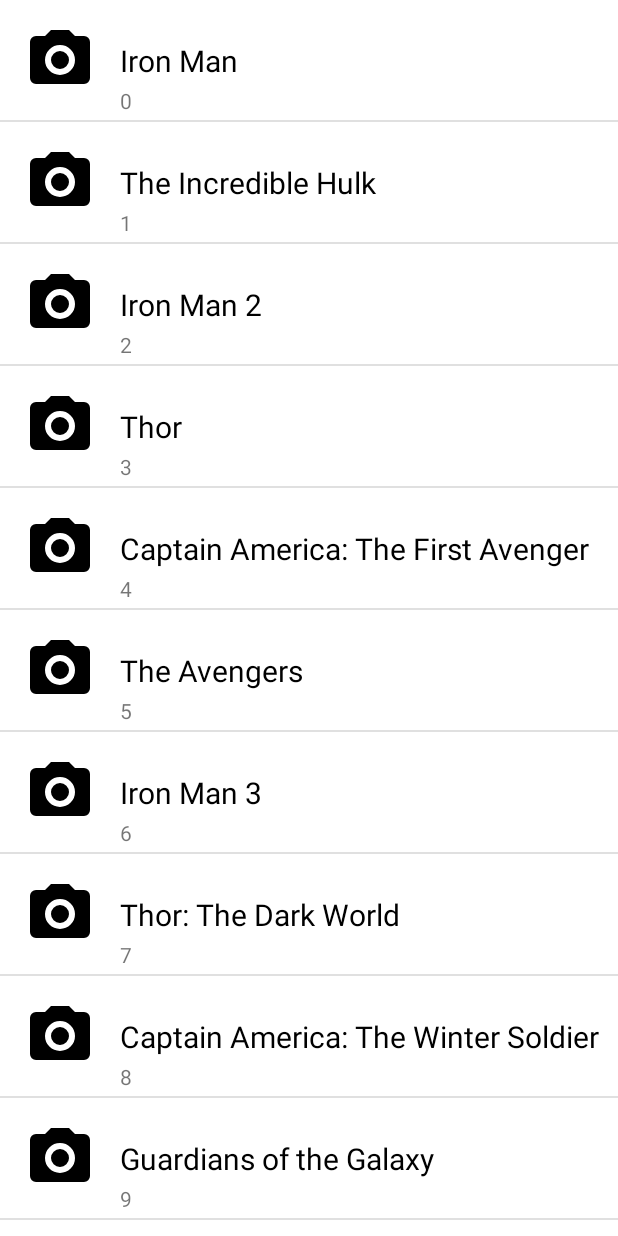
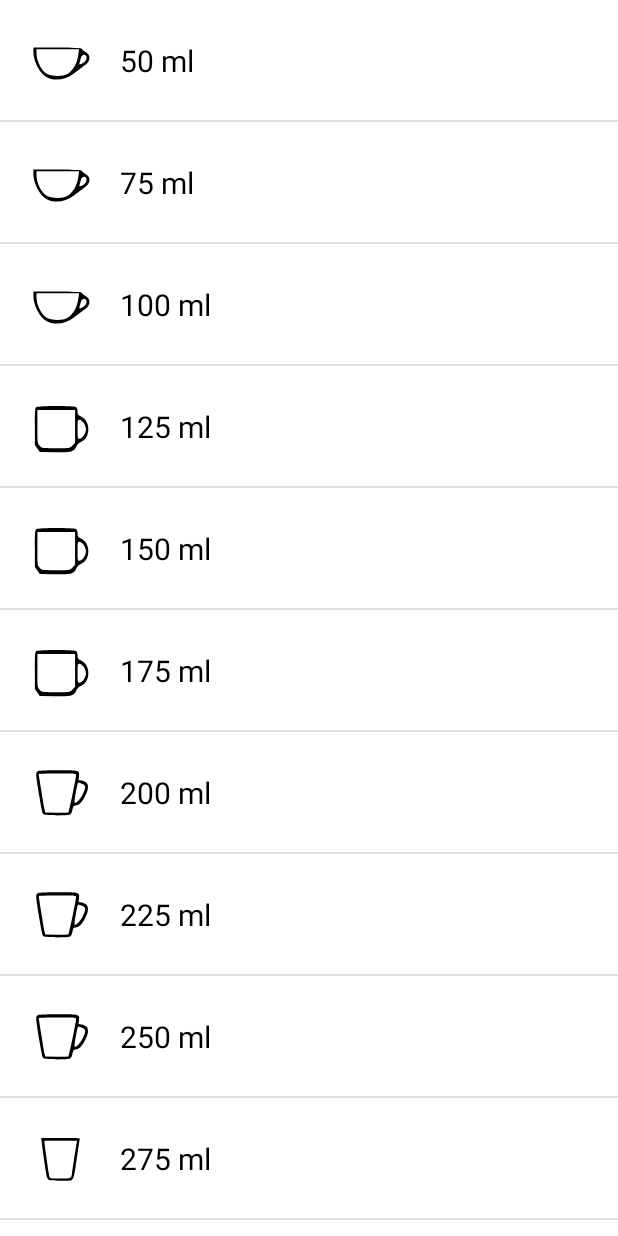
Before and after one commit to stefanpascu/WaterDrinkingReminder, an Android app: the SwitchCup screen opened directly, with no data from a screen before it, on a phone screen of 412 x 824 dp. Run offline under Robolectric (Android 15) with nearby library versions, the phone set to English and light mode, and no system bars.

Commit message:
Add incons and values to recycleview

```diff
--- a/app/src/main/java/com/example/waterdrinkingreminder/RecyclerAdapter.java
+++ b/app/src/main/java/com/example/waterdrinkingreminder/RecyclerAdapter.java
@@ -21,9 +21,11 @@ public class RecyclerAdapter extends RecyclerView.Adapter<RecyclerAdapter.ViewHo
 
     private static final String TAG = "RecyclerAdapter";
     ArrayList<String> moviesList;
+    ArrayList<Drawable> containerList;
 
-    public RecyclerAdapter(ArrayList<String> moviesList) {
+    public RecyclerAdapter(ArrayList<String> moviesList, ArrayList<Drawable> containerList) {
         this.moviesList = moviesList;
+        this.containerList = containerList;
     }
 
     @NonNull
@@ -37,9 +39,8 @@ public class RecyclerAdapter extends RecyclerView.Adapter<RecyclerAdapter.ViewHo
 
     @Override
     public void onBindViewHolder(@NonNull ViewHolder holder, int position) {
-        holder.rowCountTextView.setText(String.valueOf(position));
         holder.textView.setText(moviesList.get(position));
-//        holder.imageView.setImageDrawable(res);
+        holder.imageView.setBackground(containerList.get(position));
     }
 
     @Override
@@ -57,18 +58,8 @@ public class RecyclerAdapter extends RecyclerView.Adapter<RecyclerAdapter.ViewHo
 
             imageView = itemView.findViewById(R.id.imageView);
             textView = itemView.findViewById(R.id.textView);
-            rowCountTextView = itemView.findViewById(R.id.rowCountTextView);
 
             itemView.setOnClickListener(this);
-
-            itemView.setOnLongClickListener(new View.OnLongClickListener() {
-                @Override
-                public boolean onLongClick(View view) {
-                    moviesList.remove(getAdapterPosition());
-                    notifyItemRemoved(getAdapterPosition());
-                    return true;
-                }
-            });
 
         }
 
--- a/app/src/main/java/com/example/waterdrinkingreminder/SwitchCup.java
+++ b/app/src/main/java/com/example/waterdrinkingreminder/SwitchCup.java
@@ -4,7 +4,9 @@ import androidx.appcompat.app.AppCompatActivity;
 import androidx.recyclerview.widget.DividerItemDecoration;
 import androidx.recyclerview.widget.RecyclerView;
 
+import android.graphics.drawable.Drawable;
 import android.os.Bundle;
+import android.provider.Telephony;
 
 import java.util.ArrayList;
 
@@ -14,6 +16,7 @@ public class SwitchCup extends AppCompatActivity {
     RecyclerAdapter recyclerAdapter;
 
     ArrayList<String> moviesList;
+    ArrayList<Drawable> containerList;
 
     @Override
     protected void onCreate(Bundle savedInstanceState) {
@@ -21,9 +24,10 @@ public class SwitchCup extends AppCompatActivity {
         setContentView(R.layout.activity_switch_cup);
 
         moviesList = new ArrayList<>();
+        containerList = new ArrayList<>();
 
         recyclerView = findViewById(R.id.recyclerView);
-        recyclerAdapter = new RecyclerAdapter(moviesList);
+        recyclerAdapter = new RecyclerAdapter(moviesList, containerList);
 
 //        recyclerView.setLayoutManager(new LinearLayoutManager(this));
 
@@ -33,28 +37,49 @@ public class SwitchCup extends AppCompatActivity {
         recyclerView.addItemDecoration(dividerItemDecoration);
 
 
-        moviesList.add("Iron Man");
-        moviesList.add("The Incredible Hulk");
-        moviesList.add("Iron Man 2");
-        moviesList.add("Thor");
-        moviesList.add("Captain America: The First Avenger");
-        moviesList.add("The Avengers");
-        moviesList.add("Iron Man 3");
-        moviesList.add("Thor: The Dark World");
-        moviesList.add("Captain America: The Winter Soldier");
-        moviesList.add("Guardians of the Galaxy");
-        moviesList.add("Avengers: Age of Ultron");
-        moviesList.add("Ant-Man");
-        moviesList.add("Captain America: Civil War");
-        moviesList.add("Doctor Strange");
-        moviesList.add("Guardians of the Galaxy Vol. 2");
-        moviesList.add("Spider-Man: Homecoming");
-        moviesList.add("Thor: Ragnarok");
-        moviesList.add("Black Panther");
-        moviesList.add("Avengers: Infinity War");
-        moviesList.add("Ant-Man and the Wasp");
-        moviesList.add("Captain Marvel");
-        moviesList.add("Avengers: Endgame");
-        moviesList.add("Spider-Man: Far From Home");
+        moviesList.add("50 ml");
+        moviesList.add("75 ml");
+        moviesList.add("100 ml");
+        moviesList.add("125 ml");
+        moviesList.add("150 ml");
+        moviesList.add("175 ml");
+        moviesList.add("200 ml");
+        moviesList.add("225 ml");
+        moviesList.add("250 ml");
+        moviesList.add("275 ml");
+        moviesList.add("300 ml");
+        moviesList.add("325 ml");
+        moviesList.add("350 ml");
+        moviesList.add("375 ml");
+        moviesList.add("400 ml");
+        moviesList.add("425 ml");
+        moviesList.add("450 ml");
+        moviesList.add("475 ml");
+        moviesList.add("500 ml");
+        moviesList.add("750 ml");
+        moviesList.add("1000 ml");
+
+        containerList.add(getDrawable(R.drawable.ic_cup1));
+        containerList.add(getDrawable(R.drawable.ic_cup1));
+        containerList.add(getDrawable(R.drawable.ic_cup1));
+        containerList.add(getDrawable(R.drawable.ic_cup2));
+        containerList.add(getDrawable(R.drawable.ic_cup2));
+        containerList.add(getDrawable(R.drawable.ic_cup2));
+        containerList.add(getDrawable(R.drawable.ic_cup3));
+        containerList.add(getDrawable(R.drawable.ic_cup3));
+        containerList.add(getDrawable(R.drawable.ic_cup3));
+        containerList.add(getDrawable(R.drawable.ic_cup4));
+        containerList.add(getDrawable(R.drawable.ic_cup4));
+        containerList.add(getDrawable(R.drawable.ic_cup4));
+        containerList.add(getDrawable(R.drawable.ic_cup5));
+        containerList.add(getDrawable(R.drawable.ic_cup5));
+        containerList.add(getDrawable(R.drawable.ic_cup5));
+        containerList.add(getDrawable(R.drawable.ic_cup6));
+        containerList.add(getDrawable(R.drawable.ic_cup6));
+        containerList.add(getDrawable(R.drawable.ic_cup6));
+        containerList.add(getDrawable(R.drawable.ic_cup7));
+        containerList.add(getDrawable(R.drawable.ic_cup7));
+        containerList.add(getDrawable(R.drawable.ic_cup7));
+
     }
 }
--- /dev/null
+++ b/app/src/main/res/drawable/ic_cup1.xml
@@ -0,0 +1,10 @@
+<vector xmlns:android="http://schemas.android.com/apk/res/android"
+    android:width="46dp"
+    android:height="40dp"
+    android:viewportWidth="46"
+    android:viewportHeight="40">
+  <path
+      android:pathData="M6,15.8c0,4.6 4.1,11.5 8,13.5 5.2,2.7 12.5,1.9 18.1,-2 2.4,-1.6 5.7,-3.8 7.2,-4.7 3.4,-2.1 3.4,-5.6 0,-7.1 -1.3,-0.5 -2.3,-1.3 -2.3,-1.7 0,-0.5 -7,-0.8 -15.5,-0.8l-15.5,-0 0,2.8zM34.6,17.7c-0.8,4.5 -3.4,8.3 -6.7,10 -3.4,1.8 -10.6,1.6 -13.9,-0.3 -3.1,-1.9 -6,-7.2 -6,-10.9l0,-2.5 13.6,-0 13.6,-0 -0.6,3.7zM40,18.8c0,1.1 -1.1,2.4 -2.5,3 -2,0.9 -2.3,0.9 -2,-0.3 0.3,-0.8 0.7,-2.2 1,-3 0.6,-2.1 3.5,-1.9 3.5,0.3z"
+      android:fillColor="#000000"
+      android:strokeColor="#00000000"/>
+</vector>
--- /dev/null
+++ b/app/src/main/res/drawable/ic_cup2.xml
@@ -0,0 +1,10 @@
+<vector xmlns:android="http://schemas.android.com/apk/res/android"
+    android:width="86dp"
+    android:height="68dp"
+    android:viewportWidth="86"
+    android:viewportHeight="68">
+  <path
+      android:pathData="M14.8,16.1c-1.6,0.9 -1.8,2.9 -1.8,18.4l0,17.5 2.9,3.2 2.9,3.3 18,0.3c20,0.4 22.9,-0.3 26,-5.9 1.1,-1.8 3.1,-3.3 5.7,-4.1 11.3,-3.7 11.2,-19.8 -0.3,-23.8 -3.8,-1.3 -4.2,-1.8 -4.2,-4.7 0,-2.2 -0.6,-3.6 -1.9,-4.3 -2.6,-1.3 -45,-1.3 -47.3,0.1zM61,34.4l0,15.4 -3.1,2.6c-3,2.6 -3.2,2.6 -20,2.6 -16.7,-0 -17,-0 -19.4,-2.5 -2.4,-2.4 -2.5,-2.8 -2.5,-18l0,-15.5 22.5,-0 22.5,-0 0,15.4zM71.4,31.1c1.5,1.7 2.6,4.3 2.6,5.9 0,3.7 -4.4,9 -7.6,9 -2.4,-0 -2.4,-0.2 -2.4,-9 0,-8.8 0,-9 2.4,-9 1.5,-0 3.4,1.2 5,3.1z"
+      android:fillColor="#000000"
+      android:strokeColor="#00000000"/>
+</vector>
--- /dev/null
+++ b/app/src/main/res/drawable/ic_cup3.xml
@@ -0,0 +1,10 @@
+<vector xmlns:android="http://schemas.android.com/apk/res/android"
+    android:width="83dp"
+    android:height="86dp"
+    android:viewportWidth="83"
+    android:viewportHeight="86">
+  <path
+      android:pathData="M15.5,18.4c-2.1,1.5 -2.1,2.5 2.4,31.1 2.3,14.6 3.3,19.2 4.7,20.2 2.2,1.6 27.5,1.8 30.4,0.3 1,-0.5 2.1,-2.4 2.5,-4.2 1.2,-6.1 1.6,-6.8 3.9,-6.8 3.5,-0 6.9,-3.2 10.4,-9.8 4.3,-8 5.2,-14.2 2.4,-17 -1.2,-1.2 -3.7,-2.4 -5.8,-2.8l-3.6,-0.7 0.6,-4.3c1,-7.3 0.7,-7.4 -24.3,-7.4 -16.7,-0 -22.1,0.3 -23.6,1.4zM60,22.7c0,3.5 -7.9,43.6 -8.8,44.5 -0.5,0.5 -6.7,0.7 -13.8,0.6l-12.9,-0.3 -0.8,-3.5c-0.7,-3.4 -6.7,-41.2 -6.7,-42.4 0,-0.3 9.7,-0.6 21.5,-0.6 19.8,-0 21.5,0.1 21.5,1.7zM66.7,33.1c5.1,1.9 5.1,4.2 0.2,14.1 -2.8,5.5 -7.2,9.8 -8.6,8.4 -0.6,-0.5 1.9,-16.6 3.4,-21.9 0.5,-2 1.2,-2.1 5,-0.6z"
+      android:fillColor="#000000"
+      android:strokeColor="#00000000"/>
+</vector>
--- /dev/null
+++ b/app/src/main/res/drawable/ic_cup4.xml
@@ -0,0 +1,10 @@
+<vector xmlns:android="http://schemas.android.com/apk/res/android"
+    android:width="95dp"
+    android:height="103dp"
+    android:viewportWidth="95"
+    android:viewportHeight="103">
+  <path
+      android:pathData="M23.3,28.2c2,17.8 6,46.9 6.8,50 0.5,2.1 1.8,4.2 2.9,4.8 2.1,1.1 28,1.4 29.5,0.2 3.3,-2.4 3.5,-3.3 7.9,-36.2 0.9,-6.3 1.8,-13.5 2.2,-16 0.3,-2.5 0.7,-5.3 1,-6.3 0.5,-1.6 -1.2,-1.7 -25.2,-1.7l-25.7,-0 0.6,5.2zM69.5,29.7c-0.5,2.5 -4.6,32.1 -6.1,43.3 -1.1,8.1 -0.8,8 -15.3,8 -9.2,-0 -13.2,-0.4 -13.9,-1.3 -0.6,-0.7 -2.1,-8.9 -3.2,-18.2 -1.2,-9.4 -2.6,-19.9 -3.1,-23.5 -0.4,-3.6 -0.8,-7.5 -0.9,-8.8l0,-2.2 21.5,-0 21.5,-0 -0.5,2.7z"
+      android:fillColor="#000000"
+      android:strokeColor="#00000000"/>
+</vector>
--- /dev/null
+++ b/app/src/main/res/drawable/ic_cup5.xml
@@ -0,0 +1,10 @@
+<vector xmlns:android="http://schemas.android.com/apk/res/android"
+    android:width="101dp"
+    android:height="111dp"
+    android:viewportWidth="101"
+    android:viewportHeight="111">
+  <path
+      android:pathData="M28.8,19.7c-0.8,1 -2.1,3.4 -2.8,5.3 -0.7,1.9 -2.2,4.4 -3.2,5.6 -2.2,2.4 -2.3,5.7 -0.4,7.3 0.8,0.7 1.7,3.5 2.1,6.4 0.3,2.9 1,8.1 1.5,11.7 0.5,3.6 1.7,13 2.6,21 1.1,9.3 2.2,15.1 3.2,16.2 1.3,1.6 3.5,1.8 17.7,1.8 11.3,-0 16.6,-0.4 17.8,-1.3 1.4,-1 2.3,-6.2 4.7,-27.7 2,-17.8 3.4,-26.8 4.3,-27.5 2.6,-1.9 2.7,-4.4 0.3,-7.2 -1.2,-1.6 -3,-4.8 -4,-7.3 -1,-2.5 -2.3,-4.8 -2.9,-5.2 -0.7,-0.4 -9.8,-0.8 -20.3,-0.8 -17,-0 -19.3,0.2 -20.6,1.7zM68.9,25.1c0.6,1.8 1.1,3.6 1.1,4 0,0.5 -9.2,0.9 -20.5,0.9 -11.3,-0 -20.5,-0.4 -20.5,-0.9 0,-0.4 0.5,-2.2 1.1,-4l1.1,-3.1 18.3,-0 18.3,-0 1.1,3.1zM73.3,34c1,-0 1.5,0.4 1.2,1 -0.8,1.3 -49.5,1.4 -49.5,0.1 0,-0.5 0.8,-1.1 1.7,-1.3 1.3,-0.2 34.5,-0.1 46.6,0.2zM70.9,41.2c0,1.3 -1.2,12.9 -2.7,25.8l-2.7,23.5 -15.8,0.3c-8.6,0.1 -15.7,-0.1 -15.7,-0.5 0,-0.5 -1.4,-11.4 -3,-24.3 -1.6,-12.9 -3,-24.3 -3,-25.3 0,-1.6 1.7,-1.7 21.5,-1.7l21.5,-0 -0.1,2.2z"
+      android:fillColor="#000000"
+      android:strokeColor="#00000000"/>
+</vector>
--- /dev/null
+++ b/app/src/main/res/drawable/ic_cup6.xml
@@ -0,0 +1,10 @@
+<vector xmlns:android="http://schemas.android.com/apk/res/android"
+    android:width="91dp"
+    android:height="101dp"
+    android:viewportWidth="91"
+    android:viewportHeight="101">
+  <path
+      android:pathData="M23,15.1c-1.3,0.6 -2.8,1.5 -3.2,2.2 -0.4,0.7 -0.8,14.8 -0.8,31.3 0,29 0.1,30.2 2.1,32.8l2,2.6 19.3,-0c18.8,-0 19.3,-0.1 21.4,-2.3 1.8,-1.9 2.2,-3.5 2.2,-9l0,-6.7 3,-0c3.7,-0 8.5,-2.3 9.4,-4.5 0.8,-2.2 0.8,-23.8 0,-26 -0.9,-2.2 -5.7,-4.5 -9.4,-4.5l-3,-0 0,-6.9c0,-5.2 -0.4,-7.2 -1.7,-8.2 -2,-1.7 -37.4,-2.4 -41.3,-0.8zM62.4,19.6c0.3,0.9 0.6,2.4 0.6,3.5 0,1.9 -0.8,1.9 -20.2,1.7 -19.7,-0.3 -20.3,-0.4 -20,-2.3 0.7,-4.6 0.3,-4.5 20.1,-4.5 16.3,-0 19,0.2 19.5,1.6zM60.8,28.6l2.2,0.6 0,24.1c0,21 -0.2,24.3 -1.7,25.9 -1.4,1.6 -3.4,1.8 -18.8,1.8 -12,-0 -17.5,-0.4 -18.3,-1.2 -0.9,-0.9 -1.2,-8 -1.2,-26l0,-24.8 17.3,-0.3c9.4,-0.1 17.4,-0.3 17.7,-0.5 0.3,-0.1 1.5,0.1 2.8,0.4zM75,36.9c0.5,1.1 1,6.5 1,12 0,11.3 -0.9,13.1 -6.6,13.1l-3.4,-0 0,-13.5 0,-13.5 4,-0c2.9,-0 4.2,0.5 5,1.9z"
+      android:fillColor="#000000"
+      android:strokeColor="#00000000"/>
+</vector>
--- /dev/null
+++ b/app/src/main/res/drawable/ic_cup7.xml
@@ -0,0 +1,10 @@
+<vector xmlns:android="http://schemas.android.com/apk/res/android"
+    android:width="107dp"
+    android:height="121dp"
+    android:viewportWidth="107"
+    android:viewportHeight="121">
+  <path
+      android:pathData="M38,17.9c-1.8,3.4 -1.2,10.9 1,13.1 1.1,1.1 2,2.7 2,3.6 0,0.8 -2.9,4.3 -6.5,7.7 -7.8,7.5 -8.5,10.8 -3.5,15.9 3.5,3.4 3.8,6.3 1,7.8 -1.9,1 -2,2.1 -2,20.4 0,17.4 0.2,19.5 1.8,20.9 1.6,1.5 4.5,1.7 19.5,1.7 23.4,-0 21.7,1.9 21.7,-23 0,-17.9 -0.1,-19 -2,-20 -2.7,-1.5 -2.5,-5.2 0.5,-8 5,-4.7 2.2,-12.9 -6,-18 -2.6,-1.6 -3.5,-2.8 -3.5,-5 0,-1.5 0.7,-3.3 1.5,-4 1.8,-1.5 2.1,-12 0.3,-13.8 -0.8,-0.8 -5.1,-1.2 -13,-1.2 -10.6,-0 -11.8,0.2 -12.8,1.9zM62,24l0,5 -11,-0 -11,-0 0,-5 0,-5 11,-0 11,-0 0,5zM59,35.4c0,2.9 0.8,3.9 5.4,7.5 3,2.3 5.7,4.9 6,5.7 1.3,3.3 0.5,6.3 -2.1,8.4 -2.2,1.7 -2.7,2.8 -2.4,5.8 0.2,2.2 1.1,4.2 2.2,5 1.7,1.2 1.9,2.7 1.9,19.1 0,15.4 -0.2,18 -1.6,18.5 -3.1,1.2 -33.9,0.7 -35.2,-0.6 -0.8,-0.8 -1.2,-6.3 -1.2,-18 0,-16.7 0,-16.8 2.5,-19 3.6,-3.1 3.4,-7.6 -0.5,-11 -1.6,-1.4 -3,-3.6 -3,-4.8 0,-2.1 4.9,-7.6 10.8,-12.2 1.4,-1.2 2.2,-2.9 2.2,-4.8l0,-3 7.5,-0 7.5,-0 0,3.4z"
+      android:fillColor="#000000"
+      android:strokeColor="#00000000"/>
+</vector>
--- a/app/src/main/res/layout/row_item.xml
+++ b/app/src/main/res/layout/row_item.xml
@@ -17,7 +17,7 @@
         app:layout_constraintBottom_toBottomOf="parent"
         app:layout_constraintStart_toStartOf="parent"
         app:layout_constraintTop_toTopOf="parent"
-        app:srcCompat="@drawable/ic_camera" />
+        android:background="@drawable/ic_camera" />
 
     <TextView
         android:id="@+id/textView"
@@ -33,16 +33,4 @@
         app:layout_constraintStart_toEndOf="@+id/imageView"
         app:layout_constraintTop_toTopOf="parent" />
 
-    <TextView
-        android:id="@+id/rowCountTextView"
-        android:layout_width="0dp"
-        android:layout_height="wrap_content"
-        android:layout_marginEnd="8dp"
-        android:text="TextView"
-        android:textAppearance="@style/TextAppearance.AppCompat.Small"
-        app:layout_constraintBottom_toBottomOf="parent"
-        app:layout_constraintEnd_toEndOf="parent"
-        app:layout_constraintStart_toStartOf="@+id/textView"
-        app:layout_constraintTop_toBottomOf="@+id/textView" />
-
 </androidx.constraintlayout.widget.ConstraintLayout>
```
